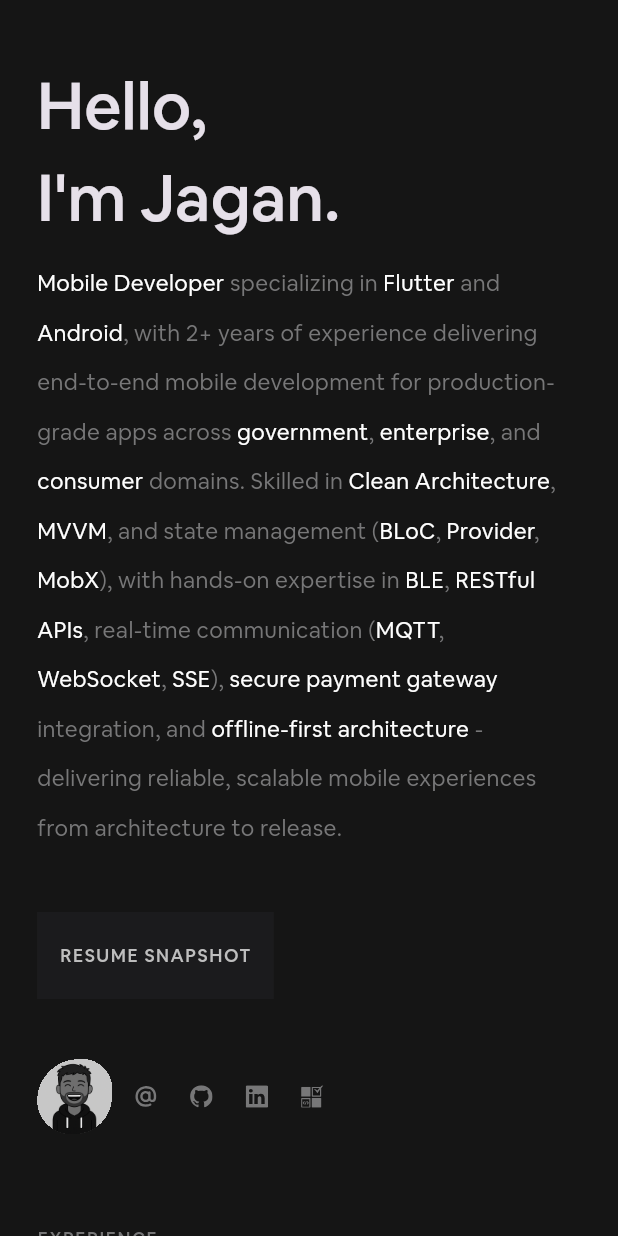
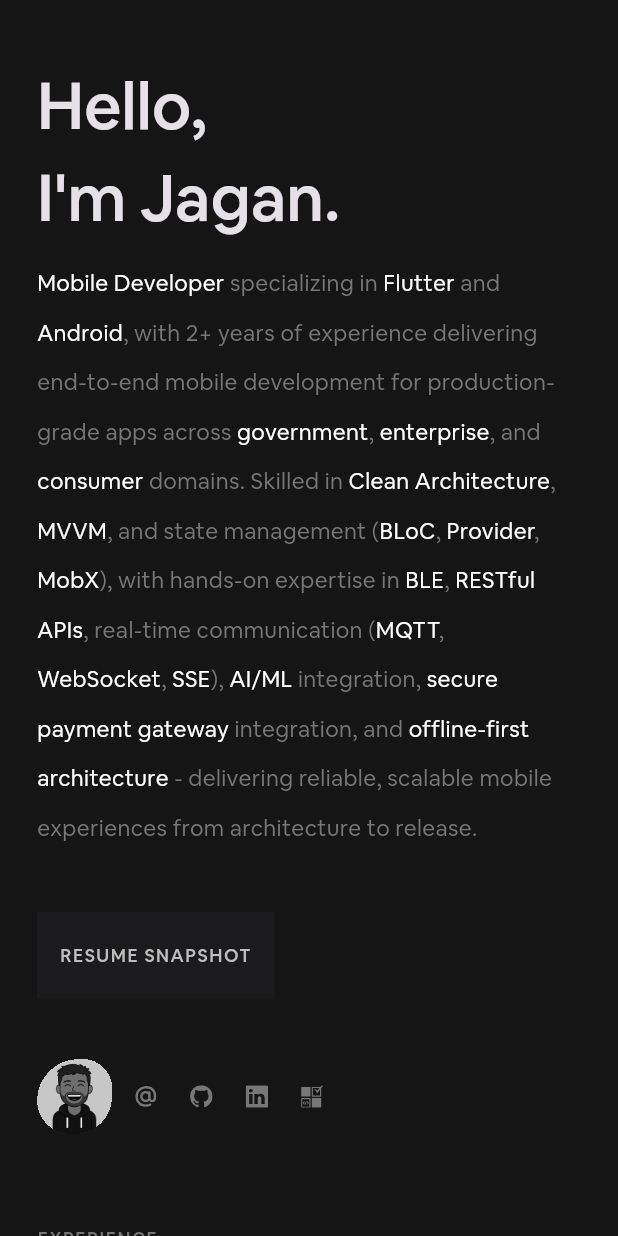
Before and after one commit to jagans27/jagans27.github.io, a Flutter app: the HomeMobileScreen screen opened directly, on a phone screen of 412 x 824 dp. Run offline on Flutter 3.47's test engine with Material 3 defaults, Android fonts, the phone set to English and light mode, and no system bars; our stand-ins replace flutter_sticky_header, flutter_svg, go_router, lottie, visibility_detector; missing offline and left inert: flutter_breakpoints; project files that could hold a hidden picture were left out.

Commit message:
updated description

```diff
--- a/lib/common/constants.dart
+++ b/lib/common/constants.dart
@@ -26,7 +26,7 @@ class Constants {
   // );
   static Description welcomeDescription = Description(
     text:
-        "Mobile Developer specializing in Flutter and Android, with 2+ years of experience delivering end-to-end mobile development for production-grade apps across government, enterprise, and consumer domains. Skilled in Clean Architecture, MVVM, and state management (BLoC, Provider, MobX), with hands-on expertise in BLE, RESTful APIs, real-time communication (MQTT, WebSocket, SSE), secure payment gateway integration, and offline-first architecture - delivering reliable, scalable mobile experiences from architecture to release.",
+        "Mobile Developer specializing in Flutter and Android, with 2+ years of experience delivering end-to-end mobile development for production-grade apps across government, enterprise, and consumer domains. Skilled in Clean Architecture, MVVM, and state management (BLoC, Provider, MobX), with hands-on expertise in BLE, RESTful APIs, real-time communication (MQTT, WebSocket, SSE), AI/ML integration, secure payment gateway integration, and offline-first architecture - delivering reliable, scalable mobile experiences from architecture to release.",
     highlights: [
       "Mobile Developer",
       "Flutter",
@@ -45,6 +45,7 @@ class Constants {
       "WebSocket",
       "SSE",
       "secure payment gateway",
+      "AI/ML",
       "offline-first architecture",
     ],
   );
```
